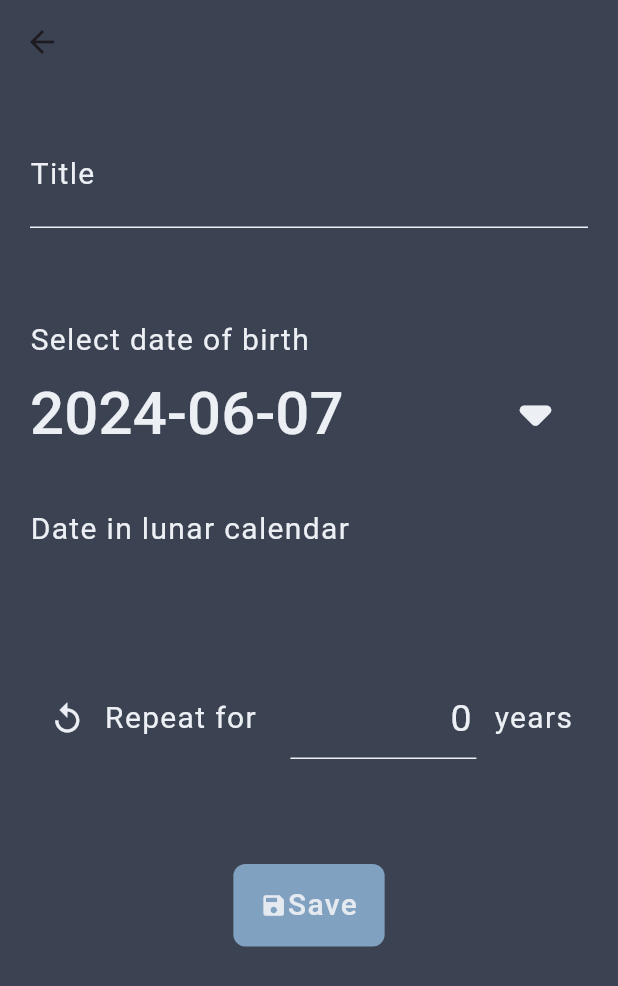
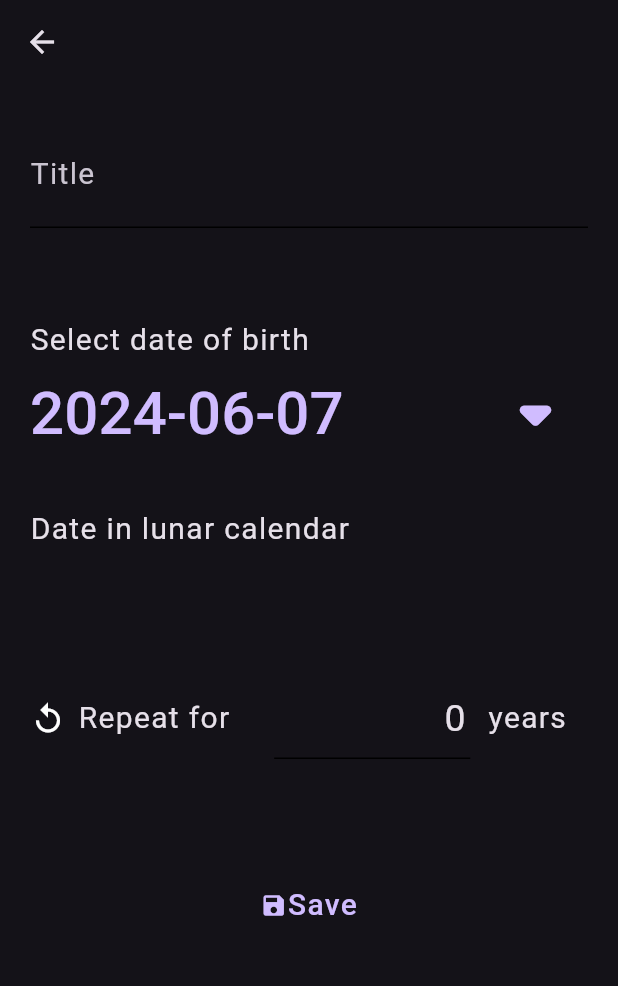
Before and after one commit to DanWlker/lunarcalgoog, a Flutter app: the screen it shows after launch, after a tap on the "add" icon, on a phone screen of 412 x 824 dp. Shown: the top 986 px of the screen. Run offline on Flutter 3.47's test engine with Material 3 defaults, Android fonts, the phone set to English and light mode, and no system bars; our stand-ins replace flutter_spinkit, google_sign_in; missing offline and left inert: extension_google_sign_in_as_googleapis_auth, googleapis, lunar.

Commit message:
fix weird theme

```diff
--- a/lib/main.dart
+++ b/lib/main.dart
@@ -3,6 +3,7 @@ import 'package:lunarcalgoog/page/loading_page.dart';
 
 void main() => runApp(
       MaterialApp(
+        theme: ThemeData.dark(),
         initialRoute: '/',
         routes: {
           '/': (context) => const LoadingPage(),
--- a/lib/page/date_set_screen.dart
+++ b/lib/page/date_set_screen.dart
@@ -39,9 +39,7 @@ class _DateSetScreenState extends State<DateSetScreen> {
   @override
   Widget build(BuildContext context) {
     return Scaffold(
-      backgroundColor: const Color.fromARGB(255, 59, 66, 82),
       appBar: AppBar(
-        backgroundColor: const Color.fromARGB(255, 59, 66, 82),
         elevation: 0,
       ),
       body: Padding(
@@ -52,28 +50,17 @@ class _DateSetScreenState extends State<DateSetScreen> {
               // Title
               TextField(
                 controller: titleController,
-                cursorColor: const Color.fromARGB(255, 236, 239, 244),
                 style: const TextStyle(
-                  color: Color.fromARGB(255, 236, 239, 244),
                   fontSize: 25,
                 ),
                 decoration: const InputDecoration(
                   labelText: 'Title',
                   labelStyle: TextStyle(
-                    color: Color.fromARGB(255, 236, 239, 244),
                     fontSize: 20,
                     letterSpacing: 0.9,
                   ),
-                  enabledBorder: UnderlineInputBorder(
-                    borderSide: BorderSide(
-                      color: Color.fromARGB(255, 236, 239, 244),
-                    ),
-                  ),
-                  focusedBorder: UnderlineInputBorder(
-                    borderSide: BorderSide(
-                      color: Color.fromARGB(255, 236, 239, 244),
-                    ),
-                  ),
+                  enabledBorder: UnderlineInputBorder(),
+                  focusedBorder: UnderlineInputBorder(),
                 ),
               ),
               const SizedBox(height: 60),
@@ -85,7 +72,6 @@ class _DateSetScreenState extends State<DateSetScreen> {
                   const Text(
                     'Select date of birth',
                     style: TextStyle(
-                      color: Color.fromARGB(255, 236, 239, 244),
                       fontSize: 20,
                       letterSpacing: 0.9,
                     ),
@@ -112,13 +98,11 @@ class _DateSetScreenState extends State<DateSetScreen> {
                                 '${selectedDate.toLocal()}'.split(' ')[0],
                                 style: const TextStyle(
                                   fontSize: 40,
-                                  color: Color.fromARGB(255, 236, 239, 244),
                                 ),
                               ),
                               const Icon(
                                 Icons.arrow_drop_down_rounded,
                                 size: 70,
-                                color: Color.fromARGB(255, 236, 239, 244),
                               ),
                             ],
                           ),
@@ -137,7 +121,6 @@ class _DateSetScreenState extends State<DateSetScreen> {
                   const Text(
                     'Date in lunar calendar',
                     style: TextStyle(
-                      color: Color.fromARGB(255, 236, 239, 244),
                       fontSize: 20,
                       letterSpacing: 0.9,
                     ),
@@ -145,7 +128,6 @@ class _DateSetScreenState extends State<DateSetScreen> {
                   Text(
                     '${LunSolConverter.solTolun(selectedDate.toLocal())}',
                     style: const TextStyle(
-                      color: Color.fromARGB(255, 236, 239, 244),
                       fontSize: 30,
                       letterSpacing: 0.9,
                     ),
@@ -158,13 +140,10 @@ class _DateSetScreenState extends State<DateSetScreen> {
               Row(
                 mainAxisAlignment: MainAxisAlignment.spaceBetween,
                 children: [
-                  const Expanded(
-                    flex: 2,
-                    child: Icon(
-                      Icons.replay,
-                      color: Color.fromARGB(255, 236, 239, 244),
-                    ),
+                  const Icon(
+                    Icons.replay,
                   ),
+                  const SizedBox(width: 8),
                   const Expanded(
                     flex: 5,
                     child: Text(
@@ -172,7 +151,6 @@ class _DateSetScreenState extends State<DateSetScreen> {
                       style: TextStyle(
                         fontSize: 20,
                         letterSpacing: 0.9,
-                        color: Color.fromARGB(255, 236, 239, 244),
                       ),
                     ),
                   ),
@@ -180,26 +158,15 @@ class _DateSetScreenState extends State<DateSetScreen> {
                     flex: 5,
                     child: TextField(
                       controller: repeatController,
-                      cursorColor: const Color.fromARGB(255, 236, 239, 244),
                       textAlign: TextAlign.end,
                       style: const TextStyle(
-                        color: Color.fromARGB(255, 236, 239, 244),
                         fontSize: 25,
                       ),
                       decoration: const InputDecoration(
-                        enabledBorder: UnderlineInputBorder(
-                          borderSide: BorderSide(
-                            color: Color.fromARGB(255, 236, 239, 244),
-                          ),
-                        ),
-                        focusedBorder: UnderlineInputBorder(
-                          borderSide: BorderSide(
-                            color: Color.fromARGB(255, 236, 239, 244),
-                          ),
-                        ),
+                        enabledBorder: UnderlineInputBorder(),
+                        focusedBorder: UnderlineInputBorder(),
                         hintText: 'X',
                         hintStyle: TextStyle(
-                          color: Color.fromARGB(255, 236, 239, 244),
                           fontSize: 20,
                           letterSpacing: 0.9,
                         ),
@@ -213,7 +180,6 @@ class _DateSetScreenState extends State<DateSetScreen> {
                       style: TextStyle(
                         fontSize: 20,
                         letterSpacing: 0.9,
-                        color: Color.fromARGB(255, 236, 239, 244),
                       ),
                     ),
                   ),
@@ -261,7 +227,6 @@ class _DateSetScreenState extends State<DateSetScreen> {
 
   Widget deleteButton(String eventId) => TextButton(
         style: TextButton.styleFrom(
-          backgroundColor: const Color.fromARGB(255, 128, 161, 192),
           shape: const RoundedRectangleBorder(
             borderRadius: BorderRadius.all(Radius.circular(8)),
           ),
@@ -275,14 +240,12 @@ class _DateSetScreenState extends State<DateSetScreen> {
             children: [
               Icon(
                 Icons.delete,
-                color: Color.fromARGB(255, 229, 233, 240),
               ),
               Text(
                 'Delete',
                 style: TextStyle(
                   fontSize: 20,
                   letterSpacing: 0.9,
-                  color: Color.fromARGB(255, 229, 233, 240),
                 ),
               ),
             ],
@@ -292,7 +255,6 @@ class _DateSetScreenState extends State<DateSetScreen> {
 
   Widget saveButton() => TextButton(
         style: TextButton.styleFrom(
-          backgroundColor: const Color.fromARGB(255, 128, 161, 192),
           shape: const RoundedRectangleBorder(
             borderRadius: BorderRadius.all(Radius.circular(8)),
           ),
@@ -316,14 +278,12 @@ class _DateSetScreenState extends State<DateSetScreen> {
             children: [
               Icon(
                 Icons.save,
-                color: Color.fromARGB(255, 229, 233, 240),
               ),
               Text(
                 'Save',
                 style: TextStyle(
                   fontSize: 20,
                   letterSpacing: 0.9,
-                  color: Color.fromARGB(255, 229, 233, 240),
                 ),
               ),
             ],
--- a/lib/page/home.dart
+++ b/lib/page/home.dart
@@ -21,21 +21,14 @@ class Home extends StatefulWidget {
 }
 
 class _HomeState extends State<Home> {
-  List<Color> cardColors = [
-    const Color.fromARGB(255, 229, 233, 240),
-    const Color.fromARGB(255, 216, 222, 233),
-  ];
-
   @override //build will override the base class build function
   Widget build(BuildContext context) {
     return Scaffold(
-      backgroundColor: const Color.fromARGB(255, 46, 52, 64),
       appBar: AppBar(
         title: const Text(
           'Lunar Google Calendar Tool',
         ),
         centerTitle: true,
-        backgroundColor: const Color.fromARGB(255, 59, 66, 82),
       ),
       body: Padding(
         padding: const EdgeInsets.fromLTRB(20, 35, 20, 0),
@@ -45,7 +38,6 @@ class _HomeState extends State<Home> {
             final event = widget.events[index];
             return AppCardOne(
               event: event,
-              color: cardColors[index % cardColors.length],
               delete: () {
                 setState(() {
                   SaveToGoogleV2.deleteEvent(event);
@@ -77,10 +69,8 @@ class _HomeState extends State<Home> {
           final navigatorState = Navigator.of(context);
           _returnFromEventCreatePage(navigatorState);
         },
-        backgroundColor: const Color.fromARGB(255, 229, 233, 240),
         child: const Icon(
           Icons.add,
-          color: Color.fromARGB(255, 59, 66, 82),
         ),
       ),
     );
--- a/lib/page/loading_page.dart
+++ b/lib/page/loading_page.dart
@@ -27,9 +27,14 @@ class _LoadingPageState extends State<LoadingPage> {
       storedEvents = [];
     }
     await navigatorState.pushReplacement(
-      MaterialPageRoute<void>(
-        builder: (context) => Home(events: storedEvents),
+      PageRouteBuilder<void>(
+        pageBuilder: (_, __, ___) => Home(events: storedEvents),
+        transitionsBuilder: (_, a, __, c) =>
+            FadeTransition(opacity: a, child: c),
       ),
+      // MaterialPageRoute<void>(
+      //   builder: (context) => Home(events: storedEvents),
+      // ),
     );
   }
 
@@ -44,7 +49,6 @@ class _LoadingPageState extends State<LoadingPage> {
   @override
   Widget build(BuildContext context) {
     return const Scaffold(
-      backgroundColor: Color.fromARGB(255, 59, 66, 82),
       body: Center(
         child: SpinKitRotatingCircle(
           color: Colors.white,
--- a/lib/widget/app_card_one.dart
+++ b/lib/widget/app_card_one.dart
@@ -9,14 +9,12 @@ class AppCardOne extends StatelessWidget {
     required this.event,
     required this.delete,
     required this.save,
-    required this.color,
     super.key,
   });
 
   final EventInfo event;
   final VoidCallback delete;
   final void Function(EventInfo) save;
-  final Color color;
 
   @override
   Widget build(BuildContext context) {
@@ -34,7 +32,6 @@ class AppCardOne extends StatelessWidget {
                   shape: const RoundedRectangleBorder(
                     borderRadius: BorderRadius.all(Radius.circular(9)),
                   ),
-                  backgroundColor: color,
                 ),
                 child: Container(
                   padding: const EdgeInsets.fromLTRB(4, 20, 4, 20),
@@ -56,7 +53,6 @@ class AppCardOne extends StatelessWidget {
                               style: const TextStyle(
                                 fontSize: 17,
                                 letterSpacing: 0.9,
-                                color: Color.fromARGB(255, 59, 66, 82),
                               ),
                             ),
                           ],
```
